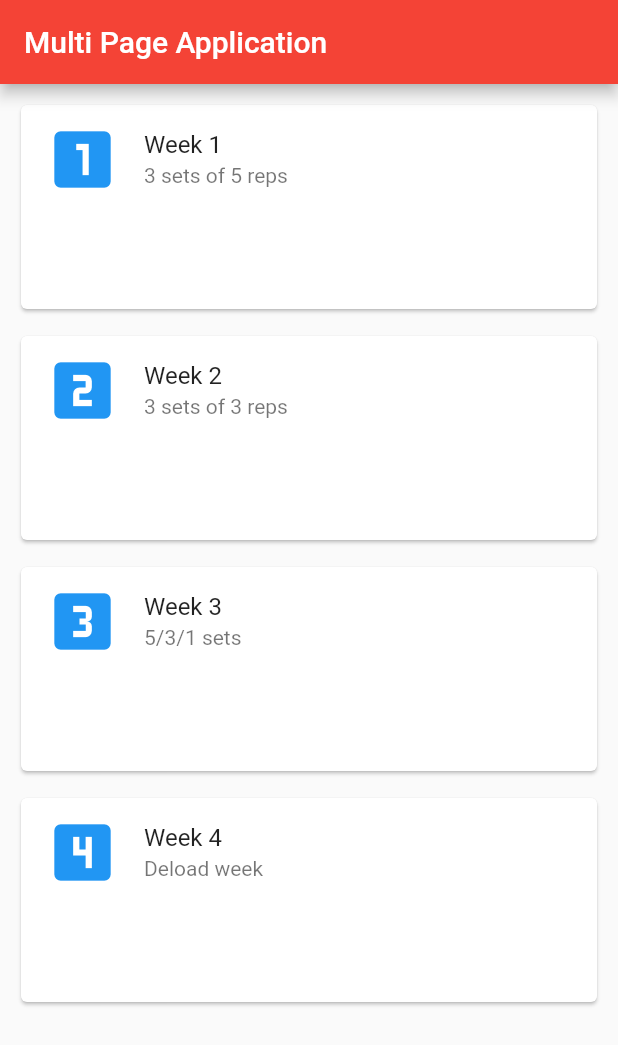
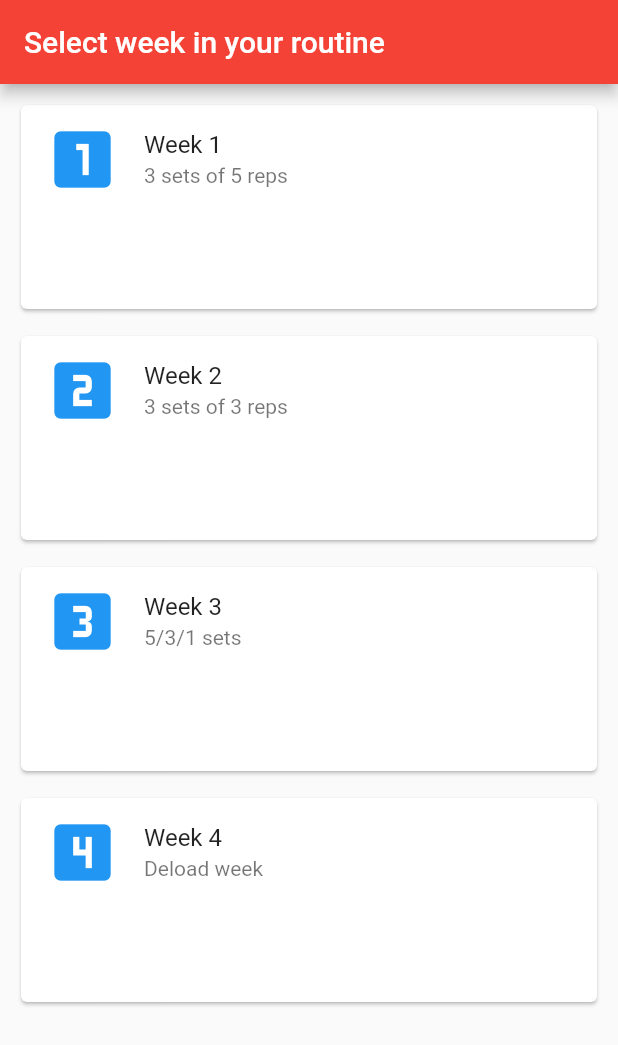
Before and after one commit to justinjk007/fitness_531, a Flutter app: the screen it shows after launch, on a phone screen of 412 x 824 dp. Shown: the top 1045 px of the screen. Run offline on Flutter 3.47's test engine with Material 2 defaults, Android fonts, the phone set to English and light mode, and no system bars.

Commit message:
Can also redirect to different pages now

```diff
--- a/lib/main.dart
+++ b/lib/main.dart
@@ -13,10 +13,11 @@ class MyApp extends StatelessWidget {
 }
 
 class Weeks extends StatelessWidget {
-  Weeks({this.argTitle, this.subTitle, this.cardIcon});
+  Weeks({this.argTitle, this.subTitle, this.cardIcon, this.secondScreenName});
   final Widget argTitle;
   final Widget subTitle;
   final Icon cardIcon;
+  final Widget secondScreenName;
   @override
   Widget build(BuildContext ctxt) {
     return (new Container(
@@ -28,7 +29,7 @@ class Weeks extends StatelessWidget {
           onTap: () {
             Navigator.push(
               ctxt,
-              new MaterialPageRoute(builder: (ctxt) => new SecondScreen()),
+              new MaterialPageRoute(builder: (ctxt) => secondScreenName),
             );
           },
           child: Card(
@@ -53,28 +54,32 @@ class FirstScreen extends StatelessWidget {
   @override
   Widget build(BuildContext ctxt) {
     return new Scaffold(
-      appBar: new AppBar(title: new Text("Multi Page Application")),
+      appBar: new AppBar(title: new Text("Select week in your routine")),
       body: new Column(
         children: <Widget>[
           new Weeks(
             argTitle: new Text("Week 1"),
             subTitle: new Text("3 sets of 5 reps"),
             cardIcon: new Icon(Icons.looks_one, color: Colors.blue, size: 50.0),
+            secondScreenName: new ThirdScreen(),
           ),
           new Weeks(
             argTitle: new Text("Week 2"),
             subTitle: new Text("3 sets of 3 reps"),
             cardIcon: new Icon(Icons.looks_two, color: Colors.blue, size: 50.0),
+            secondScreenName: new ThirdScreen(),
           ),
           new Weeks(
             argTitle: new Text("Week 3"),
             subTitle: new Text("5/3/1 sets"),
             cardIcon: new Icon(Icons.looks_3, color: Colors.blue, size: 50.0),
+            secondScreenName: new SecondScreen(),
           ),
           new Weeks(
             argTitle: new Text("Week 4"),
             subTitle: new Text("Deload week"),
             cardIcon: new Icon(Icons.looks_4, color: Colors.blue, size: 50.0),
+            secondScreenName: new SecondScreen(),
           ),
         ], // List of cards end here
       ),
@@ -93,3 +98,15 @@ class SecondScreen extends StatelessWidget {
     );
   }
 }
+
+class ThirdScreen extends StatelessWidget {
+  @override
+  Widget build(BuildContext ctxt) {
+    return new Scaffold(
+      appBar: new AppBar(
+        title: new Text("Multi Page Application Page 3"),
+      ),
+      body: new Text("Another Page...!!!!!!"),
+    );
+  }
+}
```
